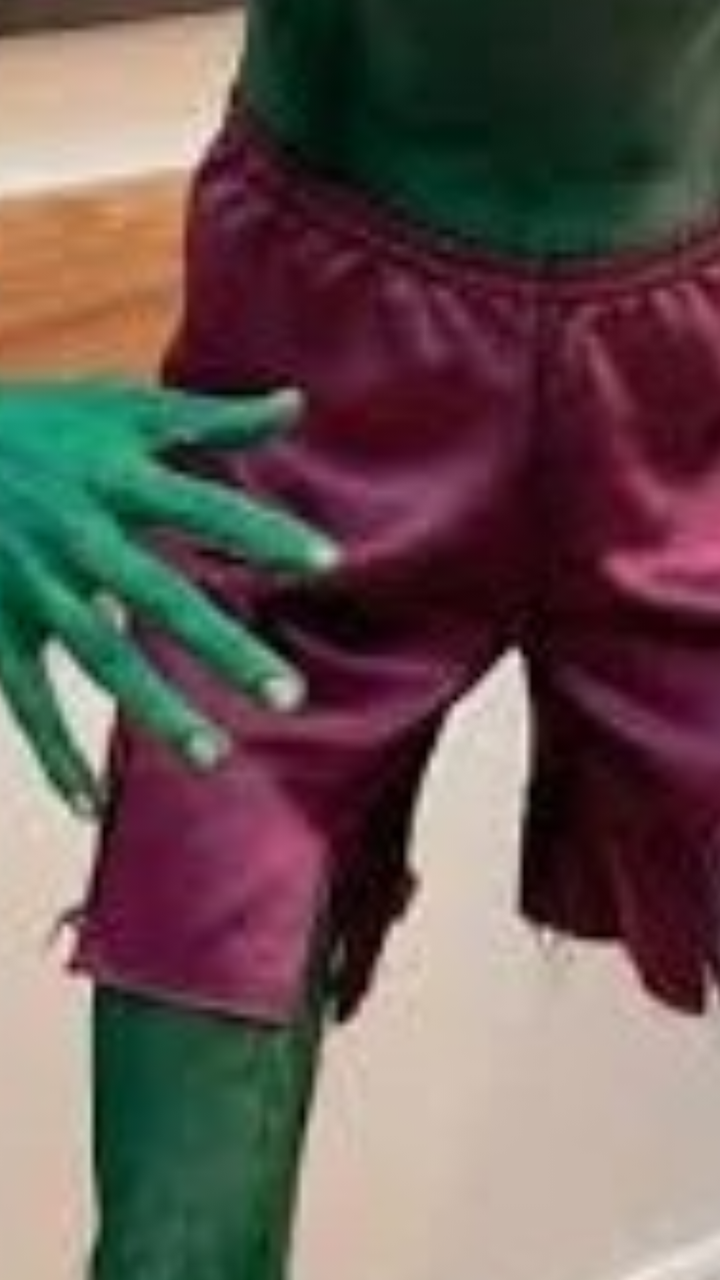
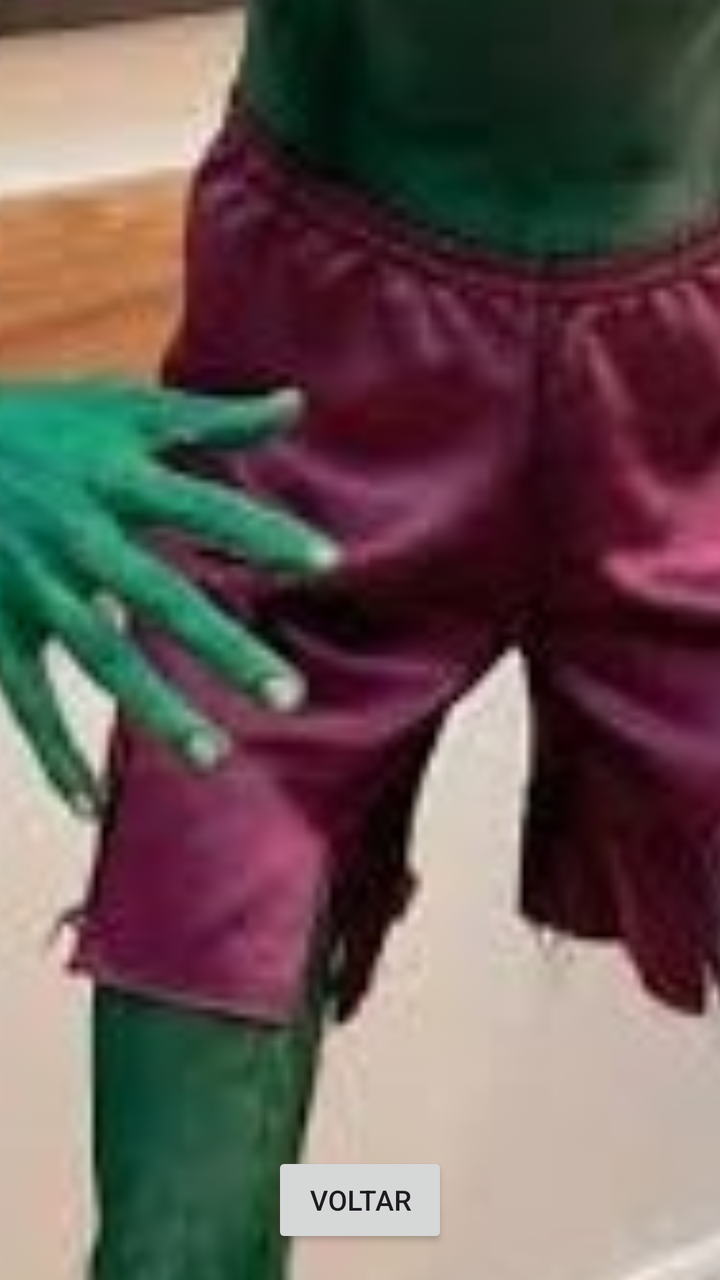

Screens rendered from an Android XML layout before and after an edit, with the pre-edit source and the edit as a unified diff.
<!-- AndroidManifest.xml: application theme Theme.FINAL_INTENT1 -->
<!-- res/layout/abaixo.xml -->
<?xml version="1.0" encoding="utf-8"?>
<androidx.constraintlayout.widget.ConstraintLayout xmlns:android="http://schemas.android.com/apk/res/android"
    xmlns:app="http://schemas.android.com/apk/res-auto"
    xmlns:tools="http://schemas.android.com/tools"
    android:id="@+id/linearLayout"
    android:layout_width="match_parent"
    android:layout_height="match_parent">

    <TextView
        android:id="@+id/textView6"
        android:layout_width="637dp"
        android:layout_height="107dp"
        android:text="ABAIXO"
        android:textAlignment="center"
        android:textSize="60sp"
        app:layout_constraintBottom_toBottomOf="parent"
        app:layout_constraintEnd_toEndOf="parent"
        app:layout_constraintHorizontal_bias="0.14"
        app:layout_constraintStart_toStartOf="parent"
        app:layout_constraintTop_toTopOf="parent"
        app:layout_constraintVertical_bias="0.063" />



    <TextView
        android:id="@+id/imcabaixo"
        android:layout_width="wrap_content"
        android:layout_height="wrap_content"
        android:layout_marginEnd="460dp"
        android:text="IMC do abaixo"
        android:textSize="60sp"
        app:layout_constraintBottom_toBottomOf="parent"
        app:layout_constraintEnd_toEndOf="parent"
        app:layout_constraintTop_toTopOf="parent"
        app:layout_constraintVertical_bias="0.062" />

    <ImageView
        android:id="@+id/imageView2"
        android:layout_width="1455dp"
        android:layout_height="2041dp"
        app:layout_constraintBottom_toBottomOf="parent"
        app:layout_constraintEnd_toEndOf="parent"
        app:layout_constraintHorizontal_bias="0.502"
        app:layout_constraintStart_toStartOf="parent"
        app:layout_constraintTop_toTopOf="parent"
        app:layout_constraintVertical_bias="0.733"
        app:srcCompat="@drawable/images" />
</androidx.constraintlayout.widget.ConstraintLayout>
<!-- resources referenced by this layout -->
<resources>
  <!-- drawable images: jpg bitmap (drawable, 44389 bytes) -->
  <style name="Theme.FINAL_INTENT1" parent="Base.Theme.FINAL_INTENT1" />
  <style name="Base.Theme.FINAL_INTENT1" parent="Theme.Material3.DayNight.NoActionBar">
          
          
      </style>
</resources>

<!-- the commit's change to res/layout/abaixo.xml (unified diff, before → after) -->
@@ -45,4 +45,14 @@
         app:layout_constraintTop_toTopOf="parent"
         app:layout_constraintVertical_bias="0.733"
         app:srcCompat="@drawable/images" />
+
+    <Button
+        android:id="@+id/voltarAbaixo"
+        android:layout_width="wrap_content"
+        android:layout_height="wrap_content"
+        android:layout_marginBottom="16dp"
+        android:text="VOLTAR"
+        app:layout_constraintBottom_toBottomOf="parent"
+        app:layout_constraintEnd_toEndOf="parent"
+        app:layout_constraintStart_toStartOf="parent" />
 </androidx.constraintlayout.widget.ConstraintLayout>
